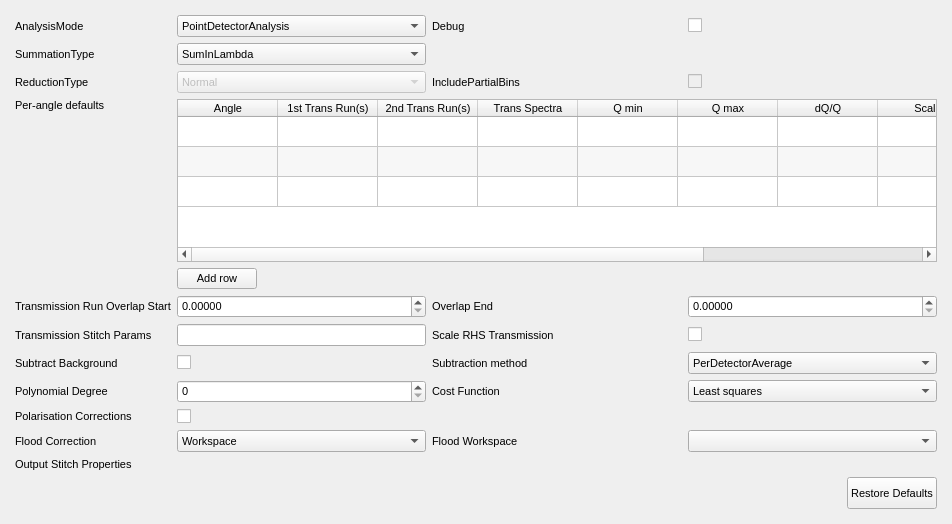
This is qt/scientific_interfaces/ISISReflectometry/GUI/Experiment/ExperimentWidget.ui in mantidproject/mantid as Qt 5 draws it before an edit. The edited form follows.
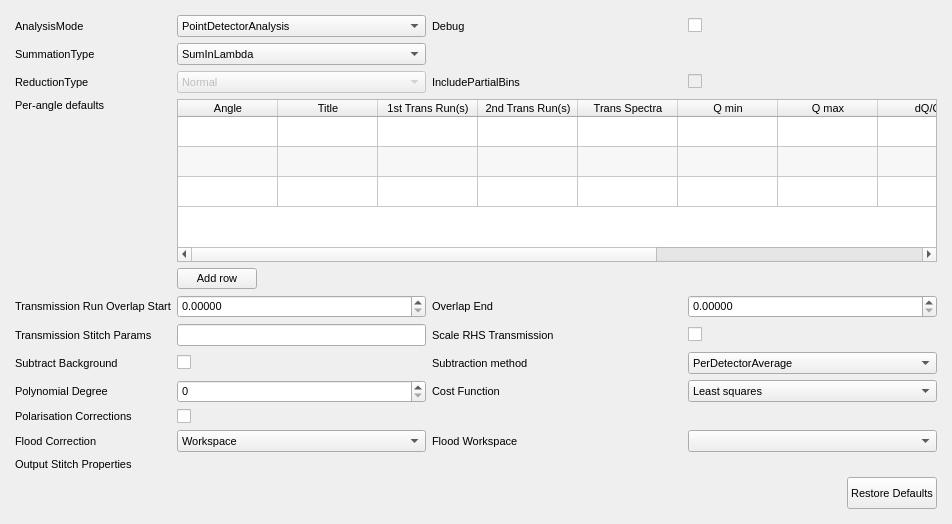
This is the edited form. Custom widgets are drawn as their Qt base class.

Commit message:
Add title matcher column to lookup table
Re #33563

Diff of the .ui file:
```diff
--- a/qt/scientific_interfaces/ISISReflectometry/GUI/Experiment/ExperimentWidget.ui
+++ b/qt/scientific_interfaces/ISISReflectometry/GUI/Experiment/ExperimentWidget.ui
@@ -136,7 +136,7 @@
         <number>3</number>
        </property>
        <property name="columnCount">
-        <number>10</number>
+        <number>11</number>
        </property>
        <attribute name="horizontalHeaderVisible">
         <bool>true</bool>
@@ -173,6 +173,11 @@
          <string/>
         </property>
        </column>
+       <column>
+        <property name="text">
+         <string>Title</string>
+        </property>
+       </column>
        <column>
         <property name="text">
          <string>1st Trans Run(s)</string>
```
The commit also changes 10 other files.
